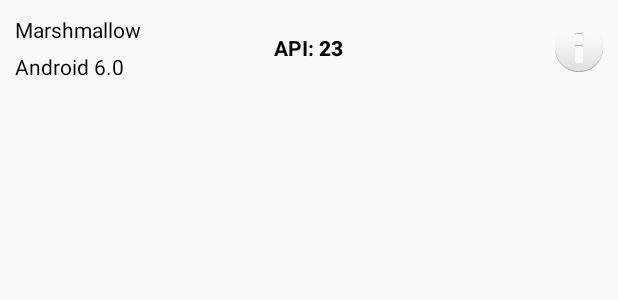
After one commit to rodrigocosta07/AppTopServices, an Android app: the layout row_item.xml on its own in the app's theme, with its tools: preview values and no code run, on a phone screen of 412 x 824 dp. The commit adds this screen. Shown: the top 300 px of the screen. Run offline under Robolectric (Android 15) with nearby library versions, the phone set to English and light mode, and no system bars.

Commit message:
Criação das ListView para retornar os dados do banco

```diff
--- a/app/src/main/java/com/app/topservices/LoginActivity.java
+++ b/app/src/main/java/com/app/topservices/LoginActivity.java
@@ -133,7 +133,7 @@ public class LoginActivity extends AppCompatActivity {
     }
 
     private void abrirTelaPrincipal(){
-        Intent intent = new Intent(LoginActivity.this, MainActivity.class);
+        Intent intent = new Intent(LoginActivity.this, ListaCondominioActivity.class);
         startActivity(intent);
         finish();
     }
--- a/app/src/main/res/layout/activity_lista_condominio.xml
+++ b/app/src/main/res/layout/activity_lista_condominio.xml
@@ -6,4 +6,6 @@
     android:layout_height="match_parent"
     tools:context=".ListaCondominioActivity">
 
+
+    <include layout="@layout/content_list"/>
 </android.support.constraint.ConstraintLayout>
--- /dev/null
+++ b/app/src/main/res/layout/row_item.xml
@@ -0,0 +1,63 @@
+<?xml version="1.0" encoding="utf-8"?>
+<RelativeLayout xmlns:android="http://schemas.android.com/apk/res/android"
+    android:layout_width="match_parent"
+    android:layout_height="wrap_content"
+    android:orientation="vertical"
+    android:padding="10dp">
+
+
+    <TextView
+        android:id="@+id/name"
+        android:layout_width="wrap_content"
+        android:layout_height="wrap_content"
+        android:layout_alignParentTop="true"
+        android:text="Marshmallow"
+        android:textAppearance="?android:attr/textAppearanceSmall"
+        android:textColor="@android:color/black" />
+
+
+    <TextView
+        android:id="@+id/type"
+        android:layout_width="wrap_content"
+        android:layout_height="wrap_content"
+        android:layout_below="@+id/name"
+        android:layout_marginTop="5dp"
+        android:text="Android 6.0"
+        android:textColor="@android:color/black" />
+
+    <ImageView
+        android:id="@+id/item_info"
+        android:layout_width="wrap_content"
+        android:layout_height="wrap_content"
+        android:layout_alignParentEnd="true"
+        android:layout_alignParentRight="true"
+        android:layout_centerVertical="true"
+        android:src="@android:drawable/ic_dialog_info" />
+
+
+    <LinearLayout
+        android:layout_width="wrap_content"
+        android:layout_height="wrap_content"
+        android:layout_centerInParent="true">
+
+        <TextView
+            android:id="@+id/version_heading"
+            android:layout_width="wrap_content"
+            android:layout_height="wrap_content"
+            android:text="API: "
+            android:textColor="@android:color/black"
+            android:textStyle="bold" />
+
+
+        <TextView
+            android:id="@+id/version_number"
+            android:layout_width="wrap_content"
+            android:layout_height="wrap_content"
+            android:text="23"
+            android:textAppearance="?android:attr/textAppearanceButton"
+            android:textColor="@android:color/black"
+            android:textStyle="bold" />
+
+
+    </LinearLayout>
+</RelativeLayout>
```
Also changed, not shown: app/src/main/java/Model/Condominio.java (+12 -1 lines), app/src/main/java/com/app/topservices/CustomAdapter.java (added, +81 -0 lines), app/src/main/java/com/app/topservices/ListaCondominioActivity.java (+41 -0 lines), app/src/main/res/layout/content_list.xml (added, +20 -0 lines).
